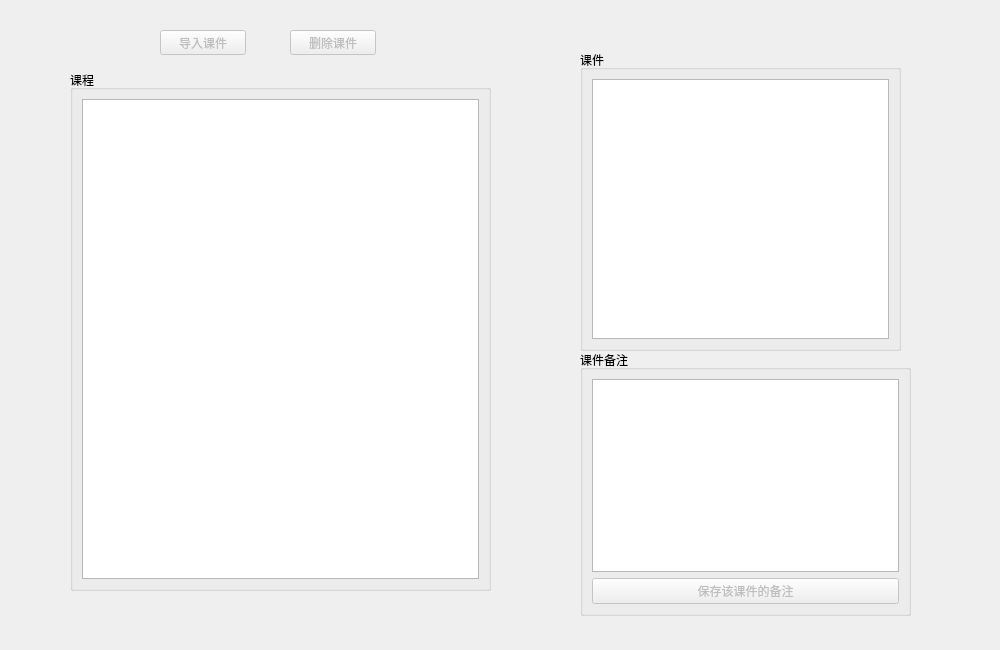
Before: the Qt Designer form widget_coursefile.ui in Ruby-Dream/studysoftware, drawn with Qt 5.
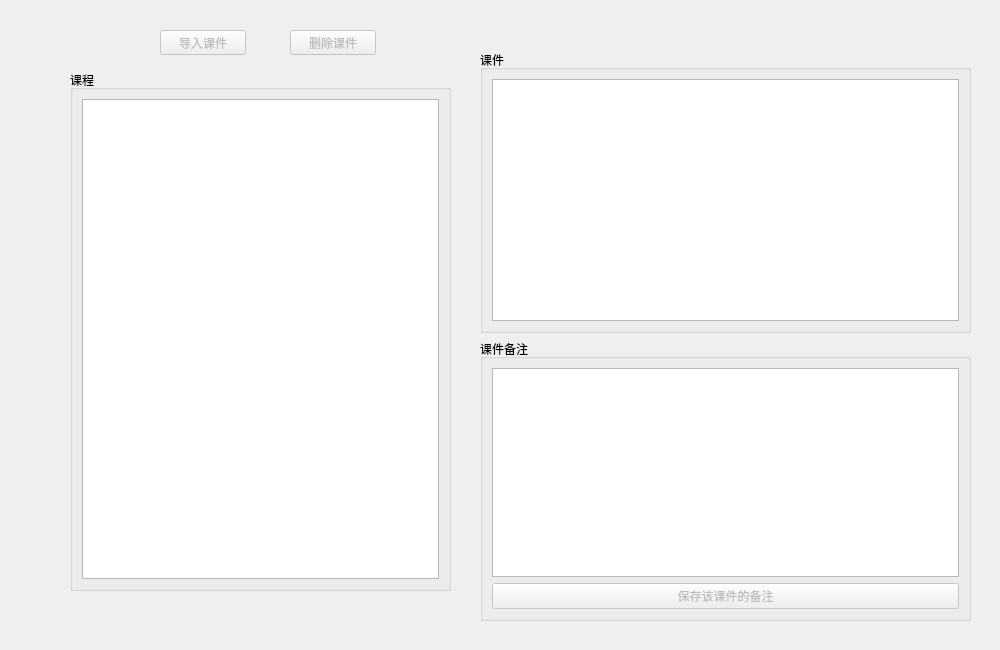
After: the same form once the commit is applied.

The edit to the form file:
```diff
--- a/widget_coursefile.ui
+++ b/widget_coursefile.ui
@@ -50,7 +50,7 @@
     <rect>
      <x>70</x>
      <y>70</y>
-     <width>421</width>
+     <width>381</width>
      <height>521</height>
     </rect>
    </property>
@@ -67,15 +67,18 @@
     </item>
    </layout>
   </widget>
-  <widget class="QGroupBox" name="groupBox_2">
+  <widget class="QWidget" name="">
    <property name="geometry">
     <rect>
-     <x>580</x>
+     <x>480</x>
      <y>50</y>
-     <width>321</width>
-     <height>301</height>
+     <width>491</width>
+     <height>571</height>
     </rect>
    </property>
+   <layout class="QVBoxLayout" name="verticalLayout_2">
+    <item>
+     <widget class="QGroupBox" name="groupBox_2">
    <property name="title">
     <string>课件</string>
    </property>
@@ -89,15 +92,9 @@
     </item>
    </layout>
   </widget>
+    </item>
+    <item>
   <widget class="QGroupBox" name="groupBox_3">
-   <property name="geometry">
-    <rect>
-     <x>580</x>
-     <y>350</y>
-     <width>331</width>
-     <height>266</height>
-    </rect>
-   </property>
    <property name="title">
     <string>课件备注</string>
    </property>
@@ -113,6 +110,9 @@
       <property name="text">
        <string>保存该课件的备注</string>
       </property>
+        </widget>
+       </item>
+      </layout>
      </widget>
     </item>
    </layout>
```
Lines whose indentation alone changed are shown as unchanged.
